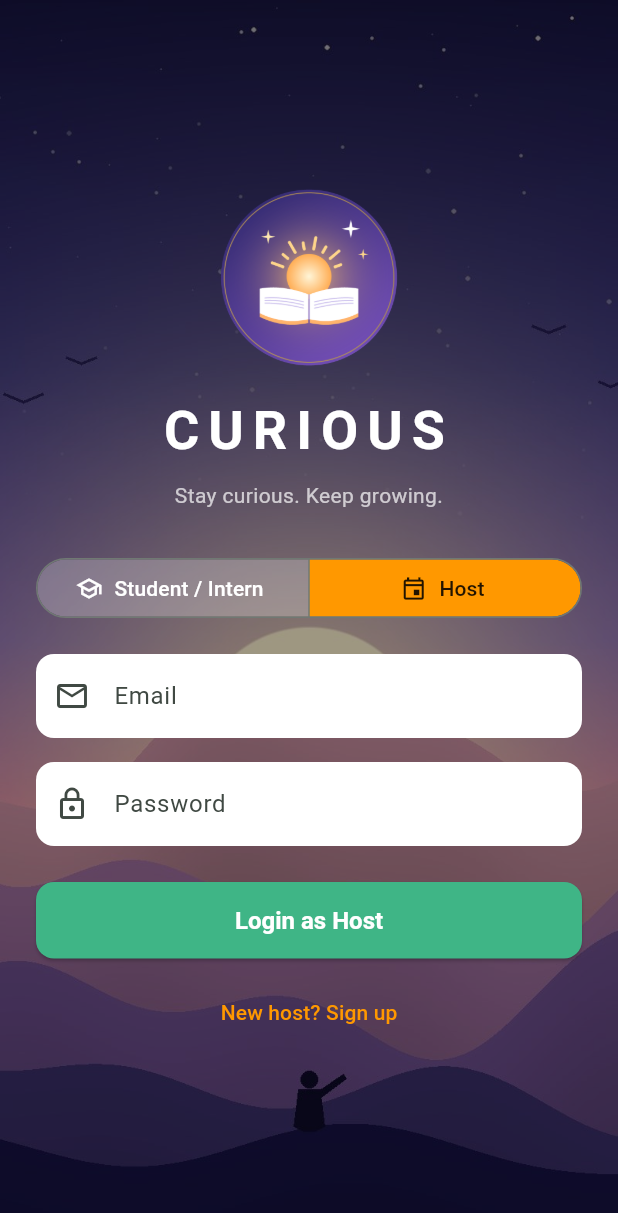
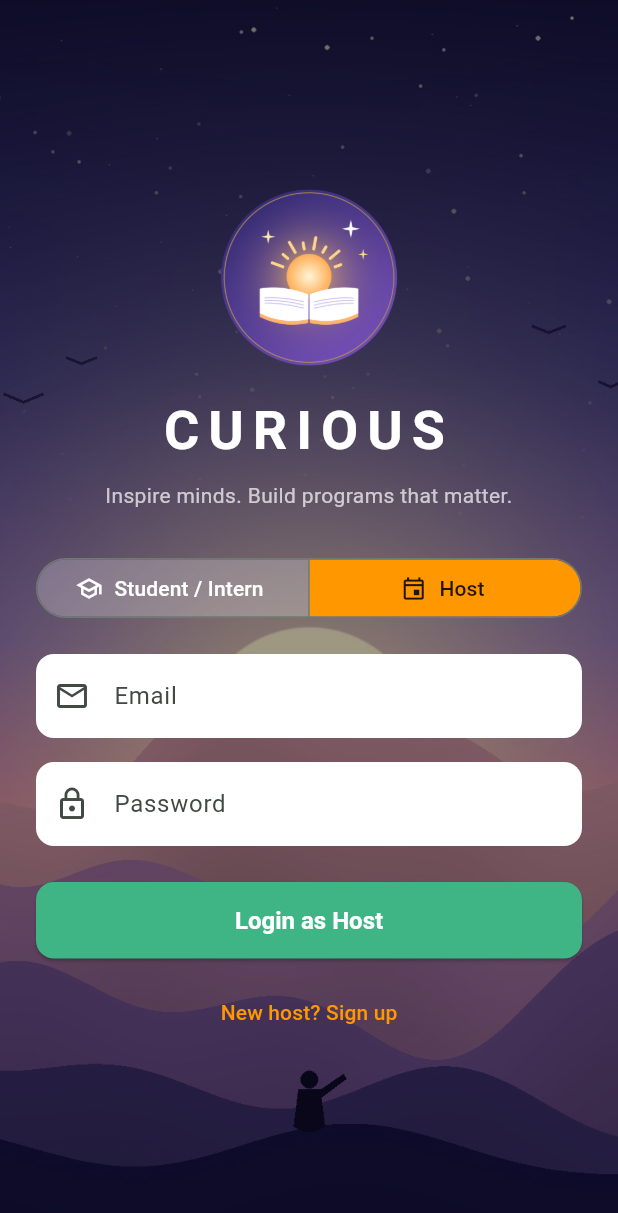
Before and after one commit to akashdebnath-alt/flutter_program_app, a Flutter app: the screen it shows after launch, after a tap on "Host", on a phone screen of 412 x 824 dp. Shown: the top 1213 px of the screen. Run offline on Flutter 3.47's test engine with Material 3 defaults, Android fonts, the phone set to English and light mode, and no system bars.

Commit message:
Show role-specific tagline on login screen

```diff
--- a/lib/screens/login_screen.dart
+++ b/lib/screens/login_screen.dart
@@ -65,10 +65,16 @@ class _LoginScreenState extends State<LoginScreen> {
                       ),
                     ),
                     const SizedBox(height: 8),
-                    const Text(
-                      'Stay curious. Keep growing.',
-                      textAlign: TextAlign.center,
-                      style: TextStyle(color: Colors.white70),
+                  AnimatedSwitcher(
+                      duration: const Duration(milliseconds: 300),
+                      child: Text(
+                        isStudent
+                            ? 'Stay curious. Keep growing.'
+                            : 'Inspire minds. Build programs that matter.',
+                        key: ValueKey(isStudent),
+                        textAlign: TextAlign.center,
+                        style: const TextStyle(color: Colors.white70),
+                      ),
                     ),
                     const SizedBox(height: 28),
 
```
